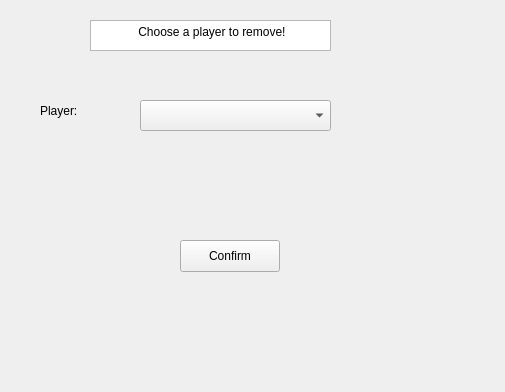
First picture: the form in removetransferlist.ui, repository TNT57/FootballClubManagementSystem, before the edit.
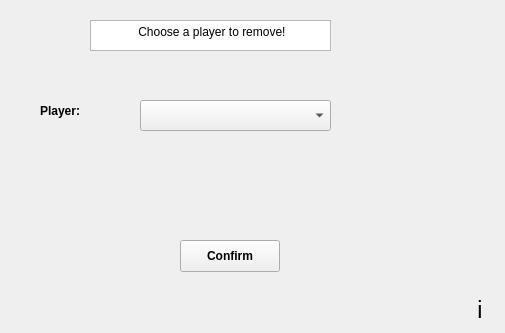
Second picture: the form after the edit.

Patch:
```diff
--- a/removetransferlist.ui
+++ b/removetransferlist.ui
@@ -7,7 +7,7 @@
     <x>0</x>
     <y>0</y>
     <width>505</width>
-    <height>392</height>
+    <height>333</height>
    </rect>
   </property>
   <property name="windowTitle">
@@ -22,6 +22,11 @@
      <height>32</height>
     </rect>
    </property>
+   <property name="font">
+    <font>
+     <bold>true</bold>
+    </font>
+   </property>
    <property name="text">
     <string>Confirm</string>
    </property>
@@ -35,6 +40,11 @@
      <height>41</height>
     </rect>
    </property>
+   <property name="font">
+    <font>
+     <bold>true</bold>
+    </font>
+   </property>
    <property name="text">
     <string>Player: </string>
    </property>
@@ -65,6 +75,27 @@
     </rect>
    </property>
   </widget>
+  <widget class="QLabel" name="infoLabel">
+   <property name="geometry">
+    <rect>
+     <x>470</x>
+     <y>300</y>
+     <width>20</width>
+     <height>20</height>
+    </rect>
+   </property>
+   <property name="font">
+    <font>
+     <pointsize>17</pointsize>
+    </font>
+   </property>
+   <property name="text">
+    <string>i</string>
+   </property>
+   <property name="alignment">
+    <set>Qt::AlignCenter</set>
+   </property>
+  </widget>
  </widget>
  <resources/>
  <connections/>
```
